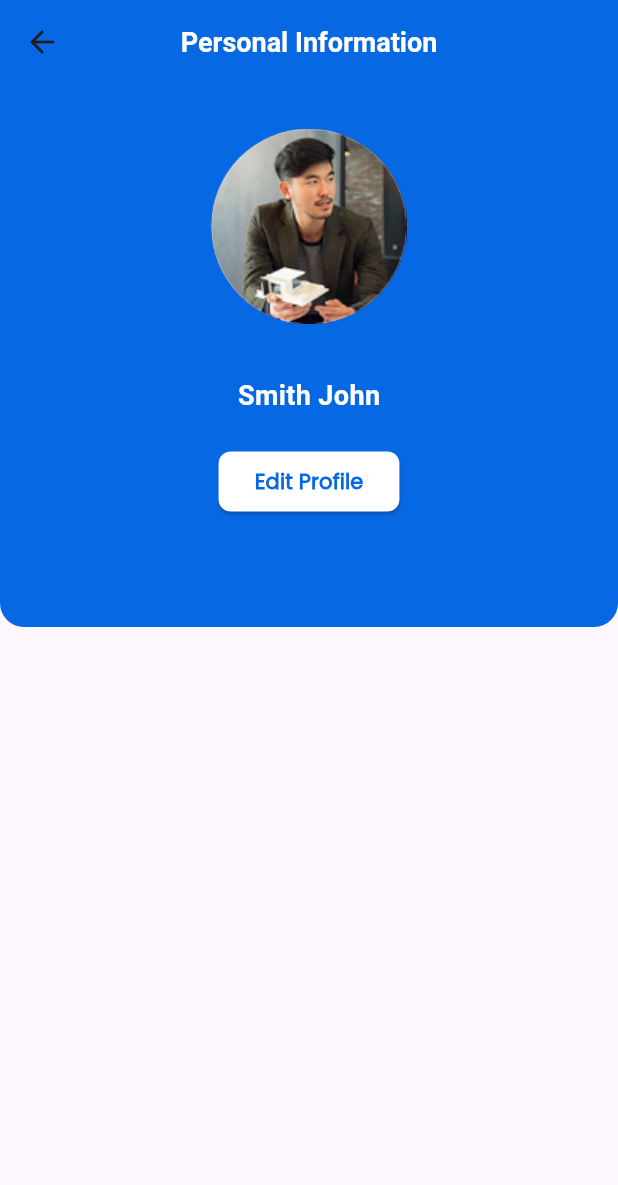
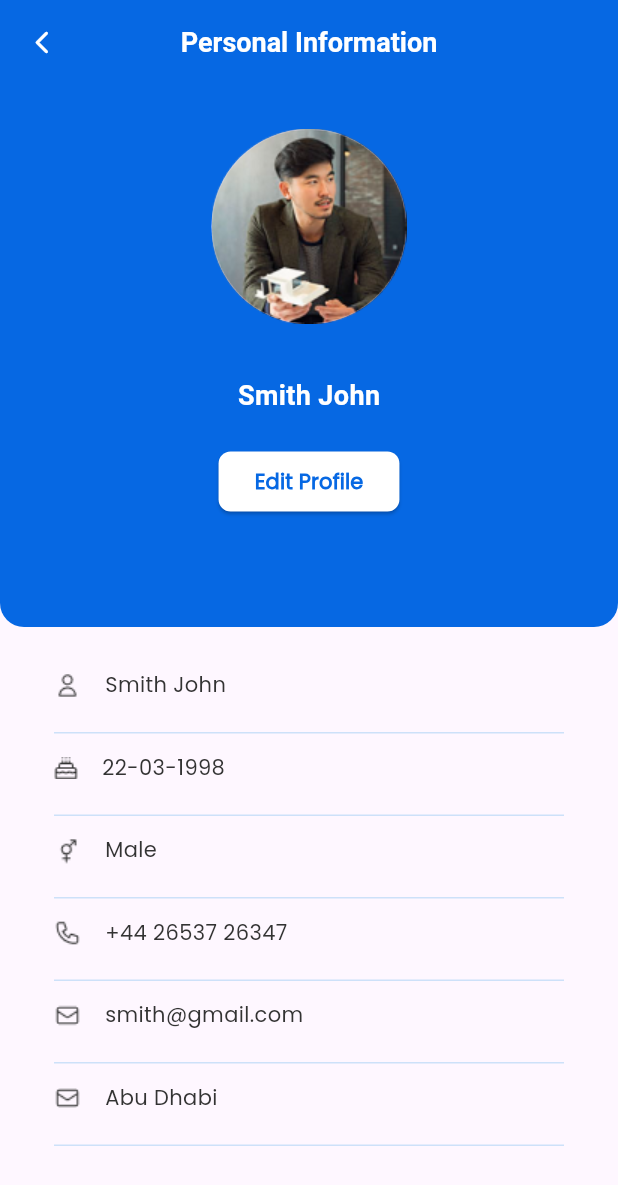
Before and after one commit to Siamjht/find_workers_app, a Flutter app: the PersonalInformation screen opened directly, on a phone screen of 412 x 824 dp. Shown: the top 1185 px of the screen. Run offline on Flutter 3.47's test engine with Material 3 defaults, Android fonts, the phone set to English and light mode, and no system bars; our stand-ins replace flutter_svg, get.

Commit message:
Third Commit

```diff
--- a/lib/main.dart
+++ b/lib/main.dart
@@ -1,6 +1,7 @@
 
 import 'package:find_workers_app/view/widgets/bottom_nav_bar.dart';
 import 'package:flutter/material.dart';
+import 'package:get/get.dart';
 
 import 'view/screen/home_screen/home_screen.dart';
 import 'view/screen/search_screen/search_screen.dart';
@@ -15,7 +16,7 @@ class MyApp extends StatelessWidget {
 
   @override
   Widget build(BuildContext context) {
-    return MaterialApp(
+    return const GetMaterialApp(
       debugShowCheckedModeBanner: false,
       home: BottomNavBar(),
       // home: SearchScreen(),
--- a/lib/utils/const_image.dart
+++ b/lib/utils/const_image.dart
@@ -49,4 +49,10 @@ class ConstImage {
   static String historyIcon = "assets/icons/historyIcon.png";
   static String settingsIcon = "assets/icons/settingsIcon.png";
   static String logoutIcon = "assets/icons/logoutIcon.png";
+
+  static String birthIcon = "assets/icons/birthIcon.png";
+  static String genderIcon = "assets/icons/genderIcon.png";
+  static String phoneIcon = "assets/icons/phoneIcon.png";
+  static String mailIcon = "assets/icons/mailIcon.png";
+  static String locationIcon = "assets/icons/mailIcon.png";
 }
--- a/lib/utils/const_string.dart
+++ b/lib/utils/const_string.dart
@@ -41,4 +41,11 @@ class ConstString {
   static String settings = "Settings";
   static String logout = "Logout";
 
+  static String person = "Smith John";
+  static String birthDate = "22-03-1998";
+  static String gender = "Male";
+  static String phoneNumber = "+44 26537 26347";
+  static String mail = "smith@gmail.com";
+  static String location = "Abu Dhabi";
+
 }
--- a/lib/view/screen/profile_screen/personalInformation.dart
+++ b/lib/view/screen/profile_screen/personalInformation.dart
@@ -1,5 +1,11 @@
 
+import 'package:find_workers_app/utils/const_image.dart';
+import 'package:find_workers_app/utils/const_string.dart';
+import 'package:find_workers_app/view/screen/profile_screen/profile_widgets/personal_info_widget.dart';
 import 'package:flutter/material.dart';
+import 'package:get/get.dart';
+
+import 'profile_edit.dart';
 
 class PersonalInformation extends StatelessWidget {
   const PersonalInformation({super.key});
@@ -8,7 +14,17 @@ class PersonalInformation extends StatelessWidget {
   Widget build(BuildContext context) {
     return Scaffold(
       appBar: AppBar(
-        backgroundColor: Color(0xFF0668E3),
+        backgroundColor: const Color(0xFF0668E3),
+        leading: IconButton(
+          onPressed: (){
+            Get.back();
+          },
+          icon: const Icon(
+              Icons.arrow_back_ios_new_rounded,
+            size: 18,
+            color: Colors.white,
+          ),
+        ),
         title: const Text(
           "Personal Information",
           style: TextStyle(
@@ -53,6 +69,10 @@ class PersonalInformation extends StatelessWidget {
                     ),
                     backgroundColor: MaterialStateProperty.all(Colors.white),
                   ),
+                  child: InkWell(
+                    onTap: (){
+                      Get.to(const ProfileEdit());
+                    },
                     child: const Text(
                       "Edit Profile",
                       style: TextStyle(
@@ -63,23 +83,28 @@ class PersonalInformation extends StatelessWidget {
                       ),
                     ),
                   ),
+                ),
               ],
             ),
           ),
-          // Container(
-          //   width: MediaQuery.of(context).size.width,
-          //   padding: const EdgeInsets.all(16),
-          //   child: Column(
-          //     mainAxisAlignment: MainAxisAlignment.center,
-          //     crossAxisAlignment: CrossAxisAlignment.center,
-          //     children: [
-          //       ProfileWidget(personIcon: ConstImage.personIcon, personInformation: ConstString.personalInformation, itemNumber: 0,),
-          //       ProfileWidget(personIcon: ConstImage.historyIcon, personInformation: ConstString.history, itemNumber: 1,),
-          //       ProfileWidget(personIcon: ConstImage.settingsIcon, personInformation: ConstString.settings, itemNumber: 2,),
-          //       ProfileWidget(personIcon: ConstImage.logoutIcon, personInformation: ConstString.logout, itemNumber: 3,),
-          //     ],
-          //   ),
-          // )
+          Container(
+            width: MediaQuery.of(context).size.width,
+            padding: const EdgeInsets.all(16),
+            child: Column(
+              mainAxisAlignment: MainAxisAlignment.center,
+              crossAxisAlignment: CrossAxisAlignment.center,
+              children: [
+                PersonalInfoWidget(personIcon: ConstImage.personIcon , personInformation: ConstString.person, onTap: (){
+                  Get.to(ProfileEdit());
+                },),
+                PersonalInfoWidget(personIcon: ConstImage.birthIcon, personInformation: ConstString.birthDate, onTap: (){}),
+                PersonalInfoWidget(personIcon: ConstImage.genderIcon, personInformation: ConstString.gender, onTap: (){}),
+                PersonalInfoWidget(personIcon: ConstImage.phoneIcon, personInformation: ConstString.phoneNumber, onTap: (){}),
+                PersonalInfoWidget(personIcon: ConstImage.mailIcon, personInformation: ConstString.mail, onTap: (){}),
+                PersonalInfoWidget(personIcon: ConstImage.locationIcon, personInformation: ConstString.location, onTap: (){}),
+              ],
+            ),
+          )
         ],
       ),
     );
--- a/lib/view/screen/profile_screen/profile_edit.dart
+++ b/lib/view/screen/profile_screen/profile_edit.dart
@@ -7,7 +7,10 @@ class ProfileEdit extends StatelessWidget {
   @override
   Widget build(BuildContext context) {
     return Scaffold(
-      body: Text("This is Profile Edit Page"),
+      appBar: AppBar(
+        title: Text("Edit Personal Information"),
+      ),
+      body: SafeArea(child: Text("This is Profile Edit Page")),
     );
   }
 }
--- a/lib/view/screen/profile_screen/profile_screen.dart
+++ b/lib/view/screen/profile_screen/profile_screen.dart
@@ -1,6 +1,6 @@
 import 'package:find_workers_app/utils/const_image.dart';
 import 'package:find_workers_app/utils/const_string.dart';
-import 'package:find_workers_app/view/screen/profile_screen/profile_widget.dart';
+import 'package:find_workers_app/view/screen/profile_screen/profile_widgets/profile_widget.dart';
 import 'package:flutter/material.dart';
 
 class ProfileScreen extends StatelessWidget {
--- /dev/null
+++ b/lib/view/screen/profile_screen/profile_widgets/personal_info_widget.dart
@@ -0,0 +1,51 @@
+
+import 'package:flutter/material.dart';
+import 'package:get/get.dart';
+
+class PersonalInfoWidget extends StatelessWidget {
+  String personIcon;
+  String personInformation;
+  Function onTap;
+  PersonalInfoWidget({super.key, required this.personIcon, required this.personInformation, required this.onTap});
+
+  @override
+  Widget build(BuildContext context) {
+    return Container(
+      width: MediaQuery.of(context).size.width - 72,
+      padding: const EdgeInsets.only(bottom: 8),
+      decoration: const BoxDecoration(
+          border: Border(
+              bottom: BorderSide(
+                color: Color(0xFFCDE1F9),
+              )
+          )
+      ),
+
+      child: GestureDetector(
+        onTap: (){
+          onTap() ;
+        },
+        child: Row(
+          mainAxisAlignment: MainAxisAlignment.start,
+          crossAxisAlignment: CrossAxisAlignment.center,
+          children: [
+            Tab(
+              icon: Image.asset(personIcon),
+            ),
+            const SizedBox(width: 16),
+            Text(
+              personInformation,
+              style: const TextStyle(
+                color: Color(0xFF333333),
+                fontSize: 14,
+                fontFamily: 'Poppins',
+                fontWeight: FontWeight.w400,
+                height: 0,
+              ),
+            ),
+          ],
+        ),
+      ),
+    );
+  }
+}
```
Also changed, not shown: lib/view/screen/profile_screen/profile_logout.dart (+27 -7 lines), lib/view/screen/profile_screen/profile_widget.dart (deleted, +0 -57 lines), lib/view/screen/profile_screen/profile_widgets/profile_widget.dart (added, +58 -0 lines), assets/icons/birthIcon.png (added), assets/icons/genderIcon.png (added), assets/icons/locationIcon.png (added), assets/icons/mailIcon.png (added), assets/icons/phoneIcon.png (added). Lines whose indentation alone changed are shown as unchanged.
